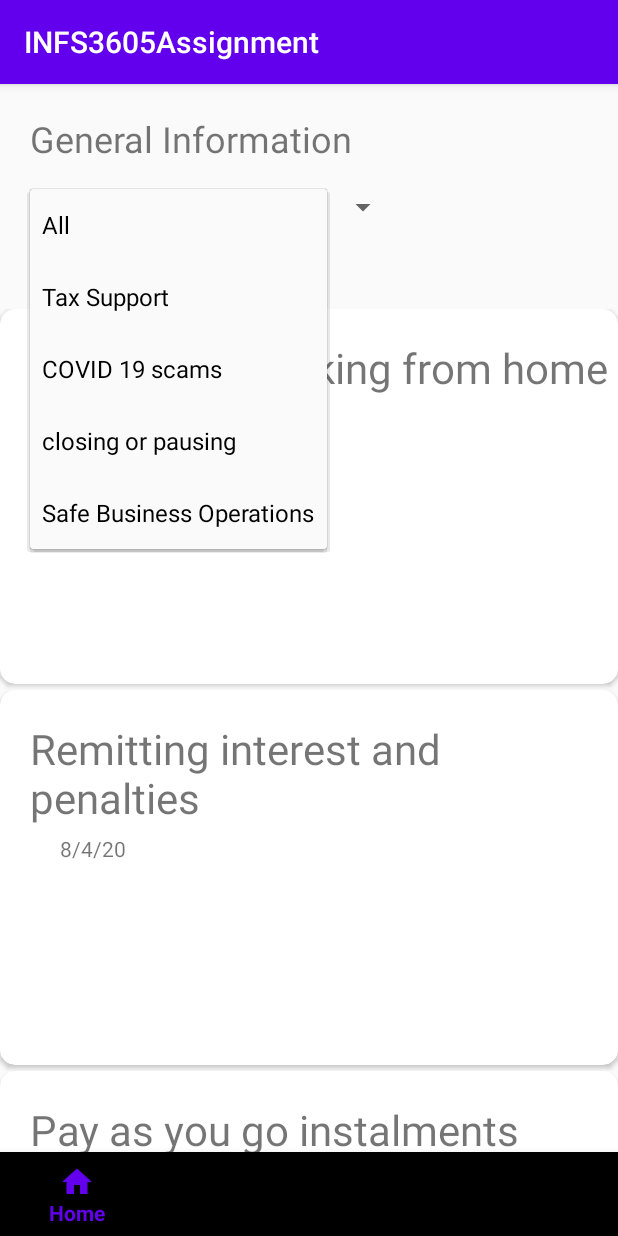
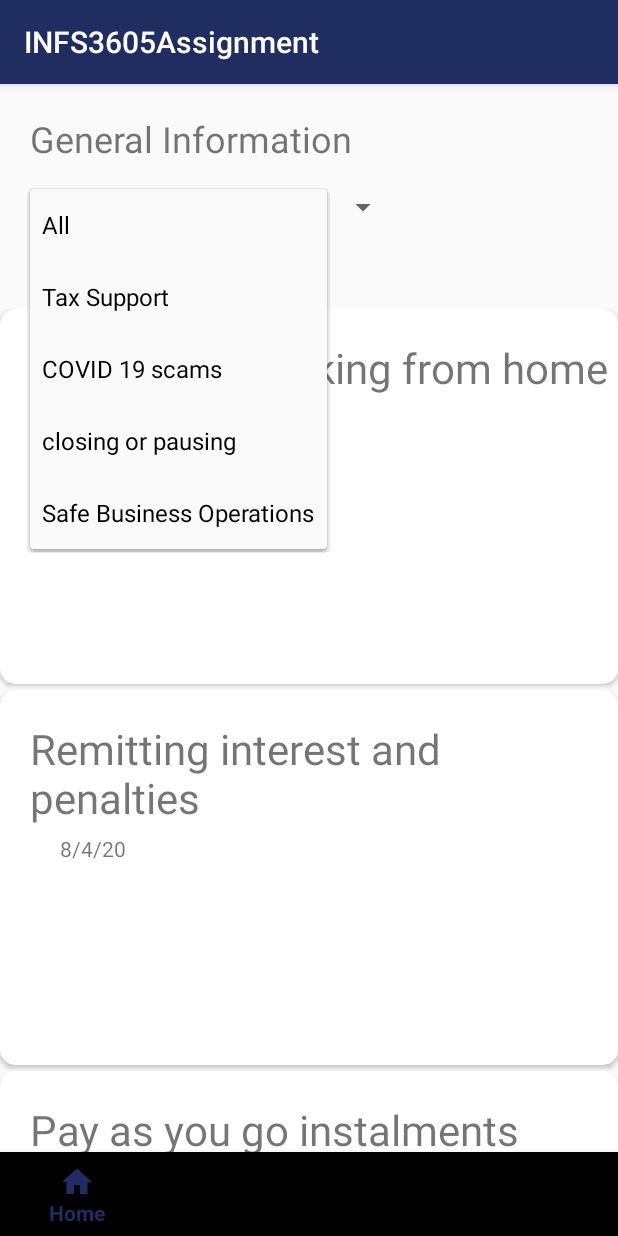
Before and after one commit to EmmaStyles/INFS3605Assignment, an Android app: the screen it shows after launch (GeneralInfoActivity), after a tap on "All", on a phone screen of 412 x 824 dp. Run offline under Robolectric (Android 15) with nearby library versions, the phone set to English and light mode, and no system bars; our stand-ins replace Picasso; pictures from the network do not load.

Commit message:
Changed resource colours to NSW Business Connect scheme - Emma

```diff
--- a/app/src/main/res/layout/activity_industry.xml
+++ b/app/src/main/res/layout/activity_industry.xml
@@ -27,9 +27,9 @@
     </LinearLayout>
 
     <androidx.recyclerview.widget.RecyclerView
-        android:layout_height="match_parent"
+        android:id="@+id/rv_industry_activity"
         android:layout_width="match_parent"
-        android:id="@+id/rv_industry_activity"
+        android:layout_height="wrap_content"
         android:layout_marginTop="100dp" />
 
     <com.google.android.material.bottomnavigation.BottomNavigationView
--- a/app/src/main/res/values/colors.xml
+++ b/app/src/main/res/values/colors.xml
@@ -1,7 +1,9 @@
 <?xml version="1.0" encoding="utf-8"?>
 <resources>
-    <color name="colorPrimary">#6200EE</color>
-    <color name="colorPrimaryDark">#3700B3</color>
-    <color name="colorAccent">#03DAC5</color>
+    <color name="colorPrimary">#1F2D60</color>
+    <color name="colorPrimaryDark">#131F4C</color>
+    <color name="colorAccent">#00A0D7</color>
+    <color name="colorAccentLight">#BFE8F6</color>
     <color name="black">#000000</color>
+    <color name="bright">#D61E3B</color>
 </resources>
```
Also changed, not shown: app/src/main/res/layout/activity_main.xml (+18 -17 lines), app/src/main/res/layout/industry_activity_recycler_view.xml (+4 -4 lines), app/src/main/res/layout/main_activity_recycler_view.xml (+9 -7 lines).
